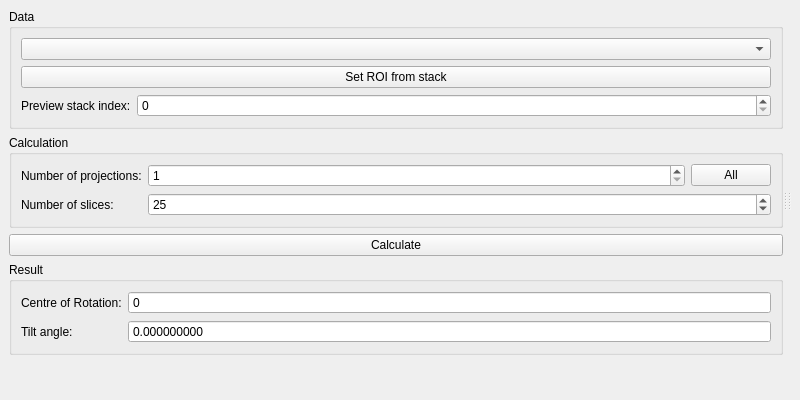
Old version of the form mantidimaging/gui/ui/cor_tilt_window.ui in the repository mantidproject/mantidimaging.
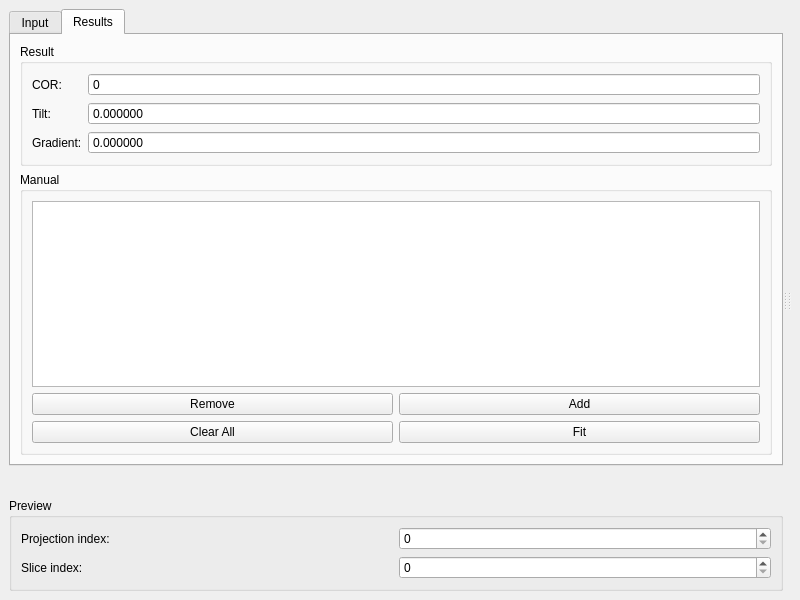
New version of the form. The open tabs and pages were chosen to show the change. Custom widgets are drawn as their Qt base class.

Commit message: COR/Tilt UI redesign

The edit to the form file:
```diff
--- a/mantidimaging/gui/ui/cor_tilt_window.ui
+++ b/mantidimaging/gui/ui/cor_tilt_window.ui
@@ -7,7 +7,7 @@
     <x>0</x>
     <y>0</y>
     <width>800</width>
-    <height>400</height>
+    <height>600</height>
    </rect>
   </property>
   <property name="windowTitle">
@@ -22,6 +22,19 @@
       </property>
       <widget class="QWidget" name="formLayoutWidget">
        <layout class="QVBoxLayout" name="verticalLayout">
+        <property name="spacing">
+         <number>0</number>
+        </property>
+        <item>
+         <widget class="QTabWidget" name="tabWidget">
+          <property name="currentIndex">
+           <number>0</number>
+          </property>
+          <widget class="QWidget" name="inputTab">
+           <attribute name="title">
+            <string>Input</string>
+           </attribute>
+           <layout class="QVBoxLayout" name="verticalLayout_2">
         <item>
          <widget class="QGroupBox" name="dataGroup">
           <property name="title">
@@ -38,23 +51,13 @@
              </property>
             </widget>
            </item>
-           <item row="2" column="1">
-            <widget class="QSpinBox" name="previewStackIndex"/>
-           </item>
-           <item row="2" column="0">
-            <widget class="QLabel" name="previewStackIndexLabel">
-             <property name="text">
-              <string>Preview stack index:</string>
-             </property>
-            </widget>
-           </item>
           </layout>
          </widget>
         </item>
         <item>
-         <widget class="QGroupBox" name="parametersGroup">
+             <widget class="QGroupBox" name="autoParametersGroup">
           <property name="title">
-           <string>Calculation</string>
+               <string>Automatic Calculation</string>
           </property>
           <layout class="QFormLayout" name="formLayout_2">
            <property name="fieldGrowthPolicy">
@@ -86,7 +89,7 @@
               <number>9999</number>
              </property>
              <property name="value">
-              <number>25</number>
+                  <number>20</number>
              </property>
             </widget>
            </item>
@@ -129,30 +132,64 @@
              </item>
             </layout>
            </item>
-          </layout>
-         </widget>
-        </item>
-        <item>
-         <widget class="QPushButton" name="calculateButton">
+               <item row="2" column="0" colspan="2">
+                <widget class="QPushButton" name="autoCalculateButton">
+                 <property name="toolTip">
+                  <string>&lt;html&gt;&lt;head/&gt;&lt;body&gt;&lt;p&gt;Perform automatic centre of rotation and tilt angle finding.&lt;/p&gt;&lt;/body&gt;&lt;/html&gt;</string>
+                 </property>
           <property name="text">
            <string>Calculate</string>
           </property>
          </widget>
         </item>
+              </layout>
+             </widget>
+            </item>
+            <item>
+             <spacer name="verticalSpacer_2">
+              <property name="orientation">
+               <enum>Qt::Vertical</enum>
+              </property>
+              <property name="sizeHint" stdset="0">
+               <size>
+                <width>0</width>
+                <height>0</height>
+               </size>
+              </property>
+             </spacer>
+            </item>
+           </layout>
+          </widget>
+          <widget class="QWidget" name="resultsTab">
+           <attribute name="title">
+            <string>Results</string>
+           </attribute>
+           <layout class="QVBoxLayout" name="verticalLayout_4">
         <item>
          <widget class="QGroupBox" name="resultGroup">
+              <property name="maximumSize">
+               <size>
+                <width>16777215</width>
+                <height>150</height>
+               </size>
+              </property>
           <property name="title">
            <string>Result</string>
           </property>
-          <layout class="QFormLayout" name="formLayout_3">
-           <item row="0" column="0">
+              <layout class="QHBoxLayout" name="horizontalLayout_2">
+               <item>
+                <layout class="QFormLayout" name="numericalResults">
+                 <property name="fieldGrowthPolicy">
+                  <enum>QFormLayout::AllNonFixedFieldsGrow</enum>
+                 </property>
+                 <item row="1" column="0">
             <widget class="QLabel" name="resultCorLabel">
              <property name="text">
-              <string>Centre of Rotation:</string>
+                    <string>COR:</string>
              </property>
             </widget>
            </item>
-           <item row="0" column="1">
+                 <item row="1" column="1">
             <widget class="QDoubleSpinBox" name="resultCor">
              <property name="readOnly">
               <bool>true</bool>
@@ -168,14 +205,26 @@
              </property>
             </widget>
            </item>
-           <item row="1" column="0">
-            <widget class="QLabel" name="resultTiltLabel">
-             <property name="text">
-              <string>Tilt angle:</string>
+                 <item row="3" column="1">
+                  <widget class="QDoubleSpinBox" name="resultGradient">
+                   <property name="readOnly">
+                    <bool>true</bool>
+                   </property>
+                   <property name="buttonSymbols">
+                    <enum>QAbstractSpinBox::NoButtons</enum>
+                   </property>
+                   <property name="decimals">
+                    <number>6</number>
+                   </property>
+                   <property name="minimum">
+                    <double>-99.000000000000000</double>
+                   </property>
+                   <property name="maximum">
+                    <double>99.000000000000000</double>
              </property>
             </widget>
            </item>
-           <item row="1" column="1">
+                 <item row="2" column="1">
             <widget class="QDoubleSpinBox" name="resultTilt">
              <property name="readOnly">
               <bool>true</bool>
@@ -183,8 +232,14 @@
              <property name="buttonSymbols">
               <enum>QAbstractSpinBox::NoButtons</enum>
              </property>
+                   <property name="prefix">
+                    <string/>
+                   </property>
+                   <property name="suffix">
+                    <string/>
+                   </property>
              <property name="decimals">
-              <number>9</number>
+                    <number>6</number>
              </property>
              <property name="minimum">
               <double>-90.000000000000000</double>
@@ -194,7 +249,102 @@
              </property>
             </widget>
            </item>
-          </layout>
+                 <item row="2" column="0">
+                  <widget class="QLabel" name="resultTiltLabel">
+                   <property name="toolTip">
+                    <string>Tilt angle in degrees.</string>
+                   </property>
+                   <property name="text">
+                    <string>Tilt:</string>
+                   </property>
+                  </widget>
+                 </item>
+                 <item row="3" column="0">
+                  <widget class="QLabel" name="resultGradientLabel">
+                   <property name="text">
+                    <string>Gradient:</string>
+                   </property>
+                  </widget>
+                 </item>
+                </layout>
+               </item>
+               <item>
+                <layout class="QVBoxLayout" name="fitLayout"/>
+               </item>
+              </layout>
+             </widget>
+            </item>
+            <item>
+             <widget class="QGroupBox" name="manualGroup">
+              <property name="title">
+               <string>Manual</string>
+              </property>
+              <layout class="QVBoxLayout" name="verticalLayout_5">
+               <item>
+                <widget class="RemovableRowTableView" name="tableView"/>
+               </item>
+               <item>
+                <layout class="QGridLayout" name="gridLayout">
+                 <item row="0" column="2">
+                  <widget class="QPushButton" name="manualAddButton">
+                   <property name="toolTip">
+                    <string>&lt;html&gt;&lt;head/&gt;&lt;body&gt;&lt;p&gt;Adds a new row to the table.&lt;/p&gt;&lt;p&gt;Slice index defaults to the current preview slice index.&lt;/p&gt;&lt;/body&gt;&lt;/html&gt;</string>
+                   </property>
+                   <property name="text">
+                    <string>Add</string>
+                   </property>
+                  </widget>
+                 </item>
+                 <item row="1" column="2">
+                  <widget class="QPushButton" name="manualFitButton">
+                   <property name="toolTip">
+                    <string>&lt;html&gt;&lt;head/&gt;&lt;body&gt;&lt;p&gt;Performs linear fit of rows/points in the table.&lt;/p&gt;&lt;p&gt;Requires at least two rows.&lt;/p&gt;&lt;/body&gt;&lt;/html&gt;</string>
+                   </property>
+                   <property name="text">
+                    <string>Fit</string>
+                   </property>
+                  </widget>
+                 </item>
+                 <item row="0" column="0">
+                  <widget class="QPushButton" name="manualRemoveButton">
+                   <property name="toolTip">
+                    <string>&lt;html&gt;&lt;head/&gt;&lt;body&gt;&lt;p&gt;Removes the selected row from the table.&lt;/p&gt;&lt;/body&gt;&lt;/html&gt;</string>
+                   </property>
+                   <property name="text">
+                    <string>Remove</string>
+                   </property>
+                  </widget>
+                 </item>
+                 <item row="1" column="0">
+                  <widget class="QPushButton" name="manualClearAllButton">
+                   <property name="toolTip">
+                    <string>&lt;html&gt;&lt;head/&gt;&lt;body&gt;&lt;p&gt;Removes all rows from the table.&lt;/p&gt;&lt;/body&gt;&lt;/html&gt;</string>
+                   </property>
+                   <property name="text">
+                    <string>Clear All</string>
+                   </property>
+                  </widget>
+                 </item>
+                </layout>
+               </item>
+              </layout>
+             </widget>
+            </item>
+            <item>
+             <spacer name="verticalSpacer_3">
+              <property name="orientation">
+               <enum>Qt::Vertical</enum>
+              </property>
+              <property name="sizeHint" stdset="0">
+               <size>
+                <width>0</width>
+                <height>0</height>
+               </size>
+              </property>
+             </spacer>
+            </item>
+           </layout>
+          </widget>
          </widget>
         </item>
         <item>
@@ -210,6 +360,39 @@
           </property>
          </spacer>
         </item>
+        <item>
+         <widget class="QGroupBox" name="previewGroup">
+          <property name="title">
+           <string>Preview</string>
+          </property>
+          <layout class="QGridLayout" name="gridLayout_2">
+           <item row="0" column="0">
+            <widget class="QLabel" name="previewProjectionIndexLabel">
+             <property name="text">
+              <string>Projection index:</string>
+             </property>
+            </widget>
+           </item>
+           <item row="0" column="1">
+            <widget class="QSpinBox" name="previewProjectionIndex"/>
+           </item>
+           <item row="1" column="1">
+            <widget class="QSpinBox" name="previewSliceIndex">
+             <property name="maximum">
+              <number>9999</number>
+             </property>
+            </widget>
+           </item>
+           <item row="1" column="0">
+            <widget class="QLabel" name="previewSliceIndexLabel">
+             <property name="text">
+              <string>Slice index:</string>
+             </property>
+            </widget>
+           </item>
+          </layout>
+         </widget>
+        </item>
        </layout>
       </widget>
       <widget class="QWidget" name="verticalLayoutWidget">
@@ -229,6 +412,11 @@
    <extends>QComboBox</extends>
    <header>mantidimaging.gui.widgets.stack_selector</header>
   </customwidget>
+  <customwidget>
+   <class>RemovableRowTableView</class>
+   <extends>QTableView</extends>
+   <header>mantidimaging.gui.widgets</header>
+  </customwidget>
  </customwidgets>
  <resources/>
  <connections/>
```
Left out of the diff: 9 changed lines with no effect on the pictures. Lines whose indentation alone changed are shown as unchanged. The commit also changes 12 other files.
